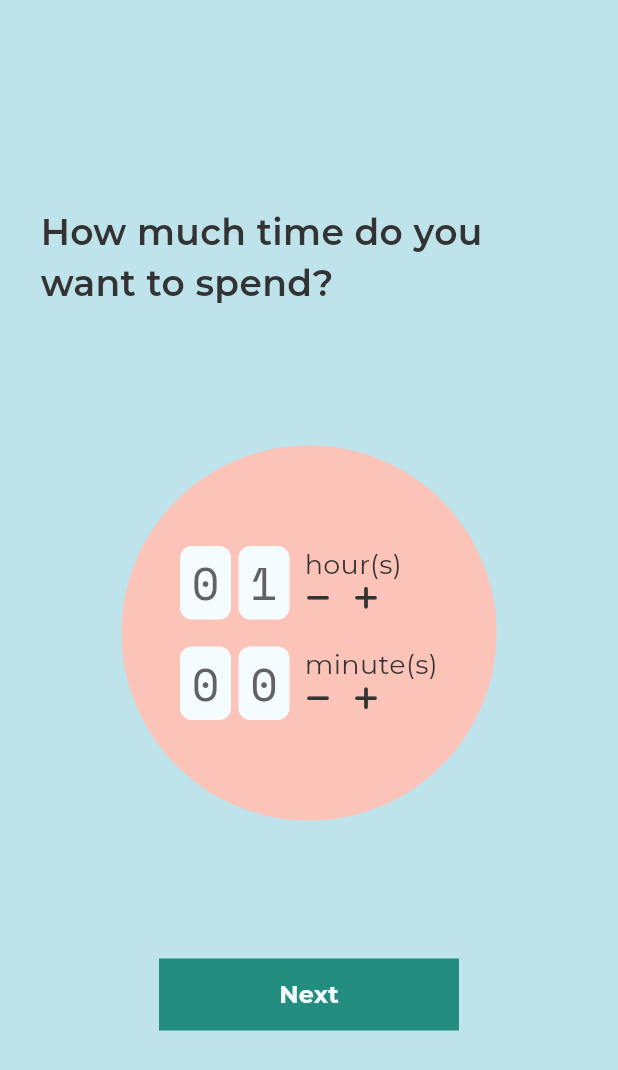
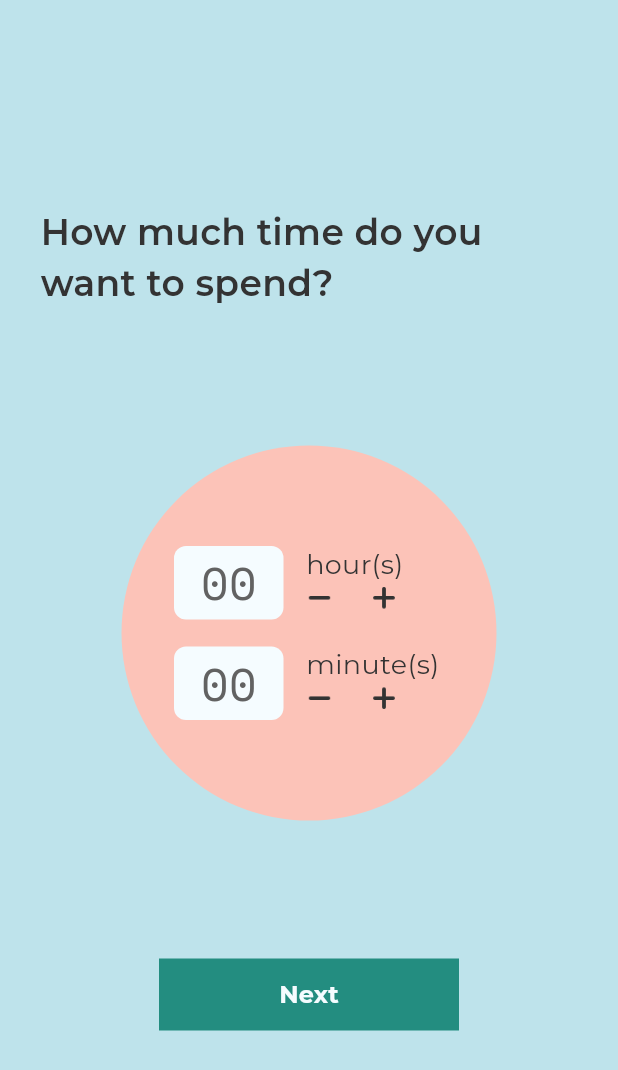
Before and after one commit to AsakaLynux/me_time, a Flutter app: the TimePage screen opened by its route, on a phone screen of 412 x 824 dp. Shown: the top 1070 px of the screen. Run offline on Flutter 3.47's test engine with Material 3 defaults, Android fonts, the phone set to English and light mode, and no system bars; our stand-ins replace google_fonts.

Commit message:
Done - Create count + or - for set hour or minute in time page development

```diff
--- a/lib/ui/page/time_page.dart
+++ b/lib/ui/page/time_page.dart
@@ -13,6 +13,36 @@ class TimePage extends StatefulWidget {
 }
 
 class _TimePageState extends State<TimePage> {
+  int hour = 0;
+  int minute = 0;
+  void _hourIncrement() {
+    setState(() {
+      hour++;
+    });
+  }
+
+  void _hourDecrement() {
+    setState(() {
+      hour--;
+    });
+  }
+
+  void _minuteIncrement() {
+    setState(() {
+      minute++;
+    });
+  }
+
+  void _minuteDecrement() {
+    setState(() {
+      minute--;
+    });
+  }
+
+  String formatCounter(int number) {
+    return number.toString().padLeft(2, '0');
+  }
+
   @override
   Widget build(BuildContext context) {
     Widget timeHours() {
@@ -21,31 +51,18 @@ class _TimePageState extends State<TimePage> {
         child: Row(
           children: [
             Container(
-              width: 34,
+              width: 73,
               height: 49,
               decoration: BoxDecoration(
                   borderRadius: BorderRadius.circular(8), color: whiteColor),
               child: Center(
                 child: Text(
-                  "0",
+                  formatCounter(hour),
                   style: timeTextStyle.copyWith(fontSize: 30),
                 ),
               ),
             ),
-            const SizedBox(width: 5),
-            Container(
-              width: 34,
-              height: 49,
-              decoration: BoxDecoration(
-                  borderRadius: BorderRadius.circular(8), color: whiteColor),
-              child: Center(
-                child: Text(
-                  "1",
-                  style: timeTextStyle.copyWith(fontSize: 30),
-                ),
-              ),
-            ),
-            const SizedBox(width: 10),
+            const SizedBox(width: 15),
             Column(
               crossAxisAlignment: CrossAxisAlignment.start,
               children: [
@@ -56,7 +73,9 @@ class _TimePageState extends State<TimePage> {
                 Row(
                   children: [
                     GestureDetector(
-                      onTap: () {},
+                      onTap: () {
+                        if (hour > 0) _hourDecrement();
+                      },
                       child: Image.asset(
                         minusIcon,
                         color: blackText,
@@ -64,9 +83,12 @@ class _TimePageState extends State<TimePage> {
                         height: 18,
                       ),
                     ),
-                    const SizedBox(width: 14),
+                    const SizedBox(width: 25),
                     GestureDetector(
-                      onTap: () {},
+                      onTap: () {
+                        if (hour >= 24) hour = 0;
+                        _hourIncrement();
+                      },
                       child: Image.asset(
                         plusIcon,
                         color: blackText,
@@ -89,31 +111,18 @@ class _TimePageState extends State<TimePage> {
         child: Row(
           children: [
             Container(
-              width: 34,
+              width: 73,
               height: 49,
               decoration: BoxDecoration(
                   borderRadius: BorderRadius.circular(8), color: whiteColor),
               child: Center(
                 child: Text(
-                  "0",
+                  formatCounter(minute),
                   style: timeTextStyle.copyWith(fontSize: 30),
                 ),
               ),
             ),
-            const SizedBox(width: 5),
-            Container(
-              width: 34,
-              height: 49,
-              decoration: BoxDecoration(
-                  borderRadius: BorderRadius.circular(8), color: whiteColor),
-              child: Center(
-                child: Text(
-                  "0",
-                  style: timeTextStyle.copyWith(fontSize: 30),
-                ),
-              ),
-            ),
-            const SizedBox(width: 10),
+            const SizedBox(width: 15),
             Column(
               crossAxisAlignment: CrossAxisAlignment.start,
               children: [
@@ -124,7 +133,9 @@ class _TimePageState extends State<TimePage> {
                 Row(
                   children: [
                     GestureDetector(
-                      onTap: () {},
+                      onTap: () {
+                        if (minute > 0) _minuteDecrement();
+                      },
                       child: Image.asset(
                         minusIcon,
                         color: blackText,
@@ -132,9 +143,11 @@ class _TimePageState extends State<TimePage> {
                         height: 18,
                       ),
                     ),
-                    const SizedBox(width: 14),
+                    const SizedBox(width: 25),
                     GestureDetector(
-                      onTap: () {},
+                      onTap: () {
+                        if (minute < 60) _minuteIncrement();
+                      },
                       child: Image.asset(
                         plusIcon,
                         color: blackText,
@@ -174,7 +187,7 @@ class _TimePageState extends State<TimePage> {
                 ),
                 child: Center(
                   child: SizedBox(
-                    width: 172,
+                    width: 180,
                     height: 117,
                     child: Column(
                       mainAxisAlignment: MainAxisAlignment.spaceBetween,
--- a/note.txt
+++ b/note.txt
@@ -1,5 +1,5 @@
 - Development
-    - Create count + or - for set hour or minute in time page
+    - Create count + or - in person page
 
 
 - Testing
@@ -12,6 +12,7 @@
 
 
 - Done
+    - Create count + or - for set hour or minute in time page
     - Create start page
     - Create time page
     - Create place page
```
